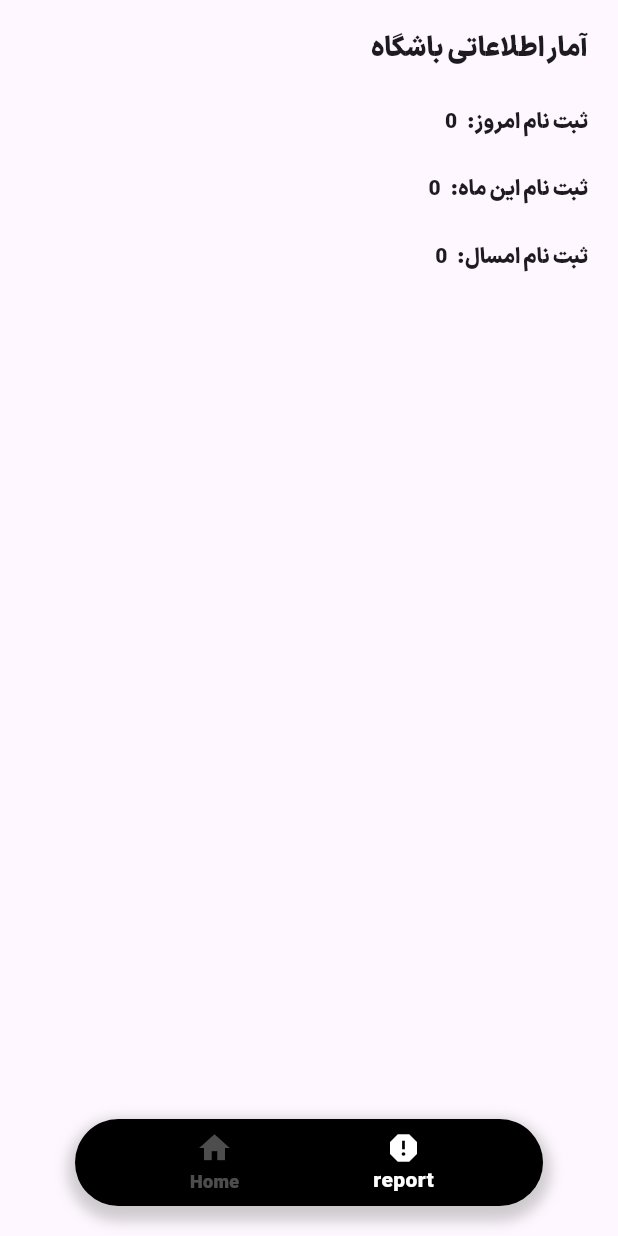
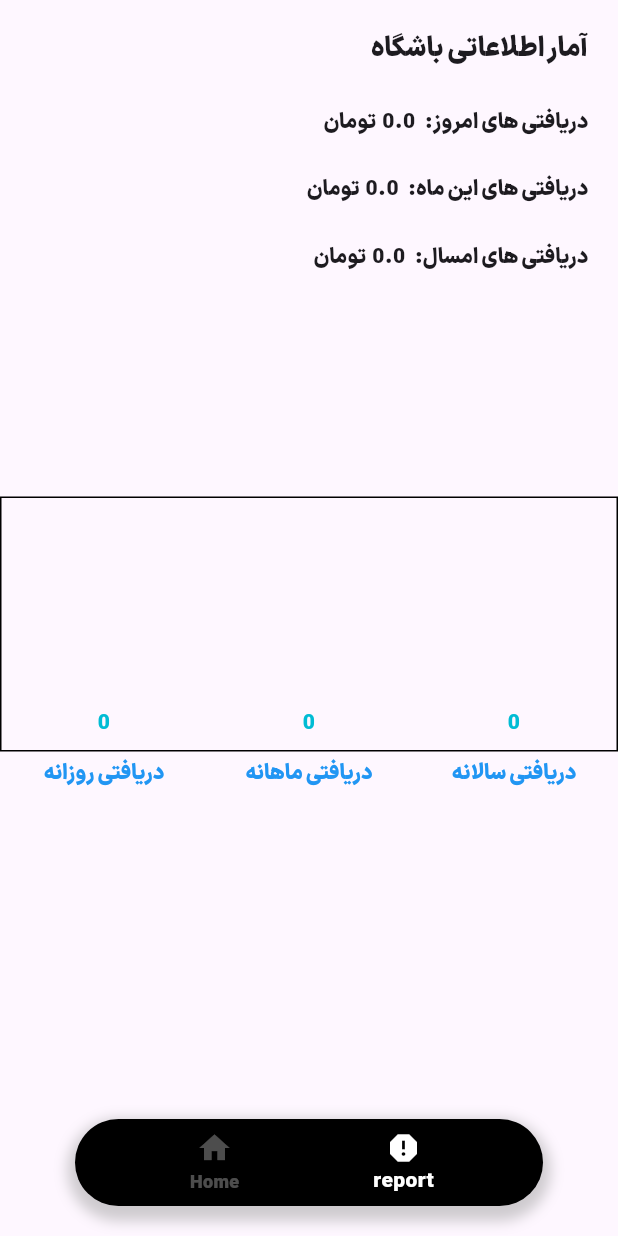
Before and after one commit to immrit/my_gym, a Flutter app: the screen it shows after launch, item 2 of the bottom bar chosen, on a phone screen of 412 x 824 dp. Run offline on Flutter 3.47's test engine with Material 2 defaults, Android fonts, the phone set to English and light mode, and no system bars; drawn by our look-alikes of fl_chart; our stand-ins replace hive, hive_flutter; missing offline and left inert: persian_datetime_picker, searchbar_animation; accounts and stored records are empty.

Commit message:
final commit

```diff
--- a/lib/main.dart
+++ b/lib/main.dart
@@ -2,7 +2,6 @@ import 'package:flutter/material.dart';
 import 'package:hive_flutter/hive_flutter.dart';
 import 'package:my_gym/models/users.dart';
 import 'package:my_gym/screens/main_screen.dart';
-import 'package:hive/hive.dart';
 
 void main() async {
   await Hive.initFlutter();
--- a/lib/models/users.dart
+++ b/lib/models/users.dart
@@ -1,4 +1,5 @@
 import 'package:hive/hive.dart';
+
 part 'users.g.dart';
 
 @HiveType(typeId: 0)
@@ -15,6 +16,10 @@ class Users {
   String date;
   @HiveField(6)
   bool gender;
+  @HiveField(7)
+  String amount;
+  @HiveField(8)
+  bool payment_method;
 
   Users({
     required this.id,
@@ -23,5 +28,7 @@ class Users {
     required this.fatherName,
     required this.date,
     required this.gender,
+    required this.amount,
+    required this.payment_method,
   });
 }
--- a/lib/screens/report_screen.dart
+++ b/lib/screens/report_screen.dart
@@ -1,4 +1,6 @@
 import 'package:flutter/material.dart';
+import 'package:my_gym/utils/calculate.dart';
+import 'package:my_gym/widgets/chart.dart';
 
 class ReportScreen extends StatefulWidget {
   const ReportScreen({super.key});
@@ -10,23 +12,34 @@ class ReportScreen extends StatefulWidget {
 class _ReportScreenState extends State<ReportScreen> {
   @override
   Widget build(BuildContext context) {
-    return const Scaffold(
+    return Scaffold(
       body: SafeArea(
         child: SizedBox(
           width: double.infinity,
           child: Column(
             crossAxisAlignment: CrossAxisAlignment.end,
             children: [
-              Padding(
+              const Padding(
                 padding: EdgeInsets.only(top: 20, right: 20),
                 child: Text(
                   "آمار اطلاعاتی باشگاه",
                   style: TextStyle(fontSize: 18),
                 ),
               ),
-              InfoItem(text: "   :ثبت نام امروز", number: "0"),
-              InfoItem(text: "   :ثبت نام این ماه", number: "0"),
-              InfoItem(text: "   :ثبت نام امسال", number: "0")
+              InfoItem(
+                  text: "   :دریافتی های امروز",
+                  number: Calculate.mToday().toString()),
+              InfoItem(
+                  text: "   :دریافتی های این ماه",
+                  number: Calculate.mMonth().toString()),
+              InfoItem(
+                  text: "   :دریافتی های امسال",
+                  number: Calculate.myear().toString()),
+              Container(
+                  width: double.infinity,
+                  height: 350,
+                  padding: EdgeInsets.only(top: 150),
+                  child: BarChartWidget())
             ],
           ),
         ),
@@ -50,7 +63,7 @@ class InfoItem extends StatelessWidget {
     return Padding(
       padding: const EdgeInsets.only(top: 25, right: 20),
       child: Row(mainAxisAlignment: MainAxisAlignment.end, children: [
-        Text(number),
+        Text("${number}  تومان", textDirection: TextDirection.rtl),
         Text(text),
       ]),
     );
--- /dev/null
+++ b/lib/utils/calculate.dart
@@ -0,0 +1,70 @@
+import 'package:hive_flutter/hive_flutter.dart';
+import 'package:my_gym/models/users.dart';
+import 'package:my_gym/screens/main_screen.dart';
+import 'package:persian_datetime_picker/persian_datetime_picker.dart';
+
+Box<Users> hiveBox = Hive.box('users');
+//
+//year
+String year = Jalali.now().year.toString();
+//month
+String month = Jalali.now().month.toString().length == 1
+    ? '0${Jalali.now()}'
+    : Jalali.now().month.toString();
+//day
+String day = Jalali.now().day.toString().length == 1
+    ? '0${Jalali.now()}'
+    : Jalali.now().day.toString();
+
+//
+class Calculate {
+  static int index = 0;
+  static String today() {
+    return '$year/$month/$day';
+  }
+
+  static double mToday() {
+    double result = 0;
+    for (var value in hiveBox.values) {
+      if (value.date == today() && value.payment_method == false ||
+          value.payment_method == true) {
+        result += double.parse(value.amount);
+      } else if (value.date == today() && value.payment_method == true ||
+          value.payment_method == false) {
+        result += double.parse(value.amount);
+      }
+    }
+    return result;
+  }
+
+  static double mMonth() {
+    double result = 0;
+    for (var value in hiveBox.values) {
+      if (value.date.substring(5, 7) == month &&
+              value.payment_method == false ||
+          value.payment_method == true) {
+        result += double.parse(value.amount);
+      } else if (value.date.substring(5, 7) == month &&
+              value.payment_method == true ||
+          value.payment_method == false) {
+        result += double.parse(value.amount);
+      }
+    }
+    return result;
+  }
+
+  static double myear() {
+    double result = 0;
+    for (var value in hiveBox.values) {
+      if (value.date.substring(0, 4) == year && value.payment_method == false ||
+          value.payment_method == true) {
+        result += double.parse(value.amount);
+      } else if (value.date.substring(0, 4) == year &&
+              value.payment_method == true ||
+          value.payment_method == false) {
+        result += double.parse(value.amount);
+      }
+    }
+    return result;
+  }
+}
--- /dev/null
+++ b/lib/widgets/chart.dart
@@ -0,0 +1,139 @@
+import 'package:fl_chart/fl_chart.dart';
+import 'package:flutter/material.dart';
+import 'package:my_gym/utils/calculate.dart';
+
+class BarChartWidget extends StatelessWidget {
+  const BarChartWidget();
+
+  @override
+  Widget build(BuildContext context) {
+    return BarChart(
+      BarChartData(
+        barTouchData: barTouchData,
+        titlesData: titlesData,
+        borderData: borderData,
+        barGroups: barGroups,
+        gridData: const FlGridData(show: false),
+        alignment: BarChartAlignment.spaceAround,
+      ),
+    );
+  }
+
+  BarTouchData get barTouchData => BarTouchData(
+        enabled: false,
+        touchTooltipData: BarTouchTooltipData(
+          tooltipBgColor: Colors.transparent,
+          tooltipPadding: EdgeInsets.zero,
+          tooltipMargin: 8,
+          getTooltipItem: (
+            BarChartGroupData group,
+            int groupIndex,
+            BarChartRodData rod,
+            int rodIndex,
+          ) {
+            return BarTooltipItem(
+              rod.toY.round().toString(),
+              const TextStyle(
+                color: Colors.cyan,
+                fontWeight: FontWeight.bold,
+              ),
+            );
+          },
+        ),
+      );
+
+  Widget getTitles(double value, TitleMeta meta) {
+    const style = TextStyle(
+      color: Colors.blue,
+      fontWeight: FontWeight.bold,
+      fontSize: 14,
+    );
+    String text;
+    switch (value.toInt()) {
+      case 0:
+        text = 'دریافتی روزانه';
+        break;
+      case 1:
+        text = 'دریافتی ماهانه';
+        break;
+
+      case 2:
+        text = 'دریافتی سالانه';
+        break;
+      default:
+        text = '';
+        break;
+    }
+    return SideTitleWidget(
+      axisSide: meta.axisSide,
+      space: 4,
+      child: Text(text, style: style),
+    );
+  }
+
+  FlTitlesData get titlesData => FlTitlesData(
+        show: true,
+        bottomTitles: AxisTitles(
+          sideTitles: SideTitles(
+            showTitles: true,
+            reservedSize: 30,
+            getTitlesWidget: getTitles,
+          ),
+        ),
+        leftTitles: const AxisTitles(
+          sideTitles: SideTitles(showTitles: false),
+        ),
+        topTitles: const AxisTitles(
+          sideTitles: SideTitles(showTitles: false),
+        ),
+        rightTitles: const AxisTitles(
+          sideTitles: SideTitles(showTitles: false),
+        ),
+      );
+
+  FlBorderData get borderData => FlBorderData(
+        show: true,
+      );
+
+  LinearGradient get _barsGradient => const LinearGradient(
+        colors: [
+          Colors.blue,
+          Colors.cyan,
+        ],
+        begin: Alignment.bottomCenter,
+        end: Alignment.topCenter,
+      );
+
+  List<BarChartGroupData> get barGroups => [
+        BarChartGroupData(
+          x: 0,
+          barRods: [
+            BarChartRodData(
+              toY: Calculate.mToday(),
+              gradient: _barsGradient,
+            )
+          ],
+          showingTooltipIndicators: [0],
+        ),
+        BarChartGroupData(
+          x: 1,
+          barRods: [
+            BarChartRodData(
+              toY: Calculate.mMonth(),
+              gradient: _barsGradient,
+            )
+          ],
+          showingTooltipIndicators: [0],
+        ),
+        BarChartGroupData(
+          x: 2,
+          barRods: [
+            BarChartRodData(
+              toY: Calculate.myear(),
+              gradient: _barsGradient,
+            )
+          ],
+          showingTooltipIndicators: [0],
+        ),
+      ];
+}
--- a/pubspec.yaml
+++ b/pubspec.yaml
@@ -29,10 +29,12 @@ environment:
 # versions available, run `flutter pub outdated`.
 dependencies:
   cupertino_icons: ^1.0.2
+  fl_chart: ^0.63.0
   flutter:
     sdk: flutter
   hive: ^2.2.3
   hive_flutter: ^1.1.0
+  persian_datetime_picker: ^2.4.0
   searchbar_animation: ^0.0.4
 
 dev_dependencies:
```
Also changed, not shown: lib/screens/datailScreen.dart (+19 -3 lines), lib/screens/main_screen.dart (+8 -0 lines), lib/screens/new_member.dart (+104 -11 lines), lib/models/users.g.dart, pubspec.lock, 2 other files.
